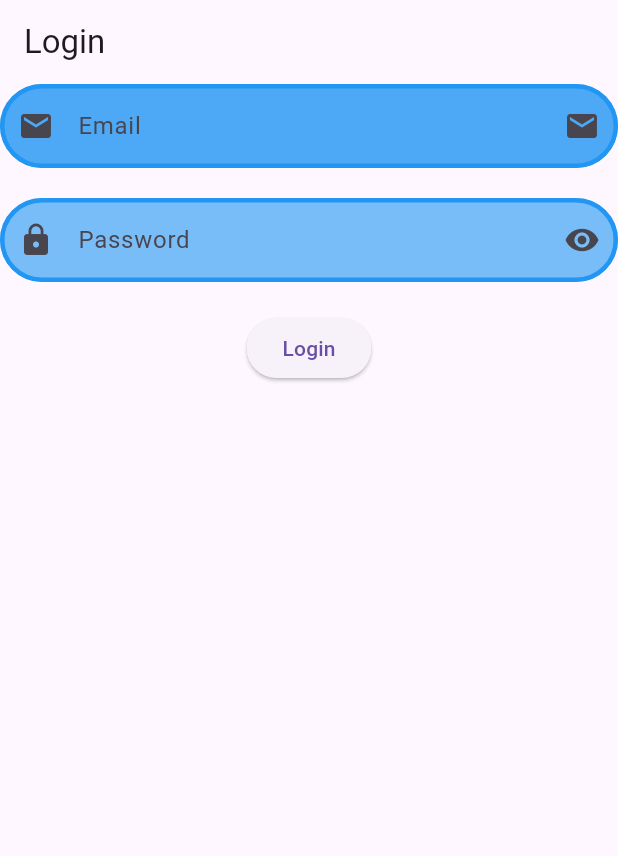
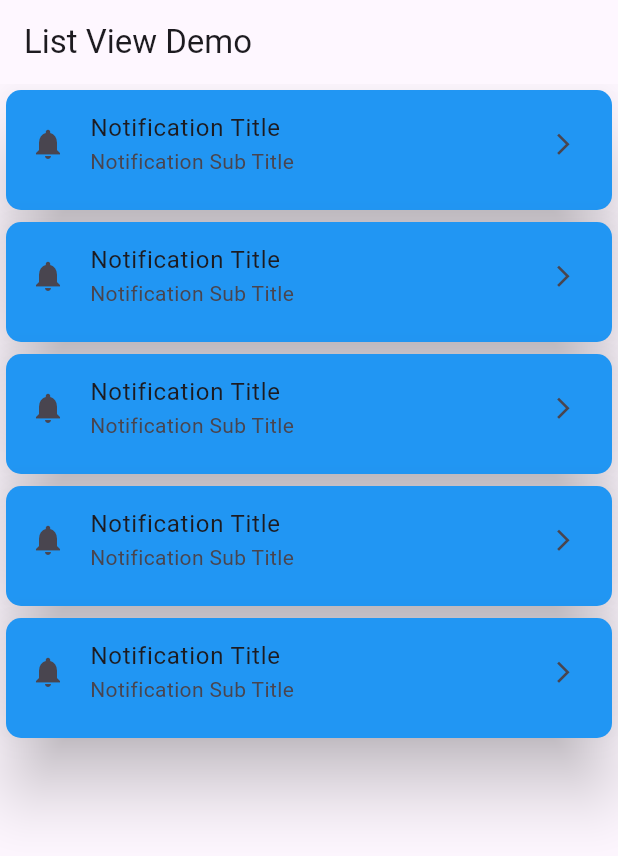
Before and after one commit to MuhammadAliKust/Flutter-B19, a Flutter app: the screen it shows after launch, on a phone screen of 412 x 824 dp. Shown: the top 856 px of the screen. Run offline on Flutter 3.47's test engine with Material 3 defaults, Android fonts, the phone set to English and light mode, and no system bars.

Commit message:
List View Builder, Card and Padding Done

```diff
--- /dev/null
+++ b/lib/list_view_demo.dart
@@ -0,0 +1,37 @@
+import 'package:flutter/material.dart';
+
+class ListViewDemo extends StatelessWidget {
+  const ListViewDemo({super.key});
+
+  @override
+  Widget build(BuildContext context) {
+    return Scaffold(
+      appBar: AppBar(
+        title: Text("List View Demo"),
+      ),
+      body: ListView.builder(
+          itemCount: 5,
+          itemBuilder: (context, i) {
+            return Card(
+              elevation: 20,
+              color: Colors.blue,
+              shape: RoundedRectangleBorder(
+                  borderRadius: BorderRadius.circular(10)),
+              child: Padding(
+                padding: const EdgeInsets.only(bottom: 8.0),
+                child: ListTile(
+                  leading: Icon(Icons.notifications),
+                  title: Text("Notification Title"),
+                  subtitle: Text("Notification Sub Title"),
+                  trailing: Icon(
+                    Icons.arrow_forward_ios,
+                    size: 17,
+                  ),
+                  // tileColor: Colors.blue,
+                ),
+              ),
+            );
+          }),
+    );
+  }
+}
--- a/lib/login.dart
+++ b/lib/login.dart
@@ -1,5 +1,4 @@
 import 'package:flutter/material.dart';
-import 'package:string_validator/string_validator.dart';
 
 class LoginView extends StatelessWidget {
   LoginView({super.key});
@@ -69,11 +68,11 @@
                       SnackBar(content: Text("Email cannot be empty.")));
                   return;
                 }
-                if (!emailController.text.isEmail) {
-                  ScaffoldMessenger.of(context).showSnackBar(
-                      SnackBar(content: Text("Email is not valid.")));
-                  return;
-                }
+                // if (!emailController.text.isEmail) {
+                //   ScaffoldMessenger.of(context).showSnackBar(
+                //       SnackBar(content: Text("Email is not valid.")));
+                //   return;
+                // }
                 if (pwdController.text.isEmpty) {
                   ScaffoldMessenger.of(context).showSnackBar(
                       SnackBar(content: Text("Password cannot be empty.")));
--- a/lib/main.dart
+++ b/lib/main.dart
@@ -1,6 +1,7 @@
 import 'package:flutter/material.dart';
 import 'package:flutter_b19/asset_image.dart';
 
+import 'list_view_demo.dart';
 import 'login.dart';
 import 'network_image.dart';
 
@@ -14,7 +15,7 @@
   @override
   Widget build(BuildContext context) {
     return MaterialApp(
-      home: LoginView(),
+      home: ListViewDemo(),
     );
   }
 }
```
Also changed, not shown: 1 other file.
